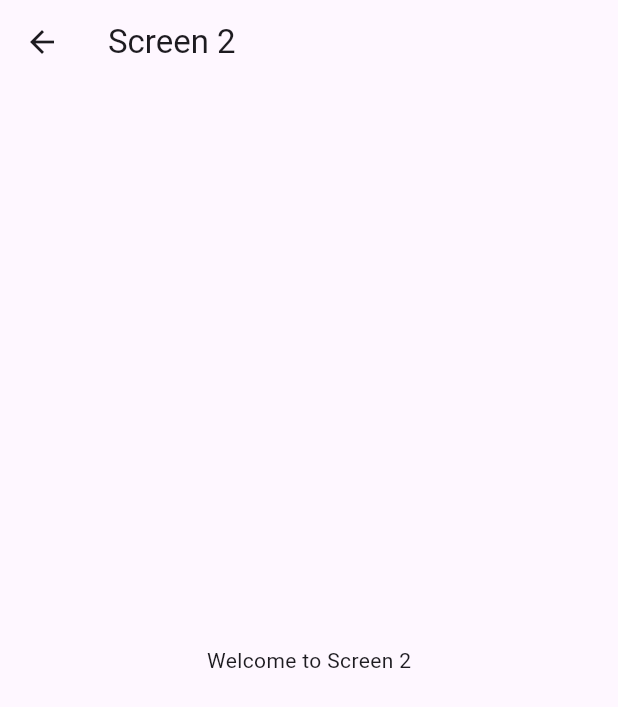
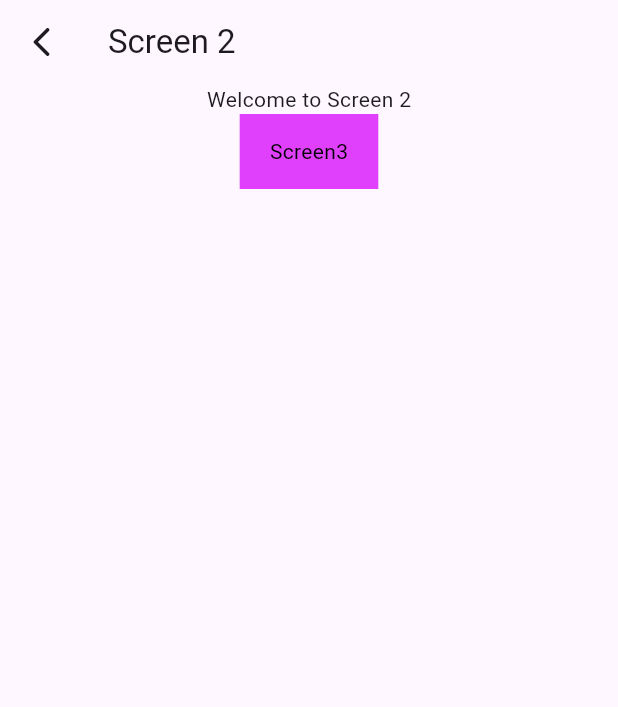
Before and after one commit to virenchB/my_flutter_package, a Flutter app: the Screen2 screen opened by its route, on a phone screen of 412 x 824 dp. Shown: the top 707 px of the screen. Run offline on Flutter 3.47's test engine with Material 3 defaults, Android fonts, the phone set to English and light mode, and no system bars.

Commit message:
update route

```diff
--- a/lib/src/screens/screen2.dart
+++ b/lib/src/screens/screen2.dart
@@ -4,8 +4,23 @@ class Screen2 extends StatelessWidget {
   @override
   Widget build(BuildContext context) {
     return Scaffold(
-      appBar: AppBar(title: Text('Screen 2')),
-      body: Center(child: Text('Welcome to Screen 2')),
+      appBar: AppBar(title: Text('Screen 2'),leading: InkWell(
+          onTap: (){
+            Navigator.pop(context);
+          },
+          child: Icon(Icons.arrow_back_ios_rounded)),),
+      body: Center(child: Column(
+        children: [
+          Text('Welcome to Screen 2'),
+          Container(
+            padding: EdgeInsets.symmetric(horizontal: 20,vertical: 15),
+            color: Colors.purpleAccent,
+            child: Text("Screen3",style: TextStyle(
+                color: Colors.black
+            ),),
+          )
+        ],
+      )),
     );
   }
 }
```
Also changed, not shown: lib/src/screens/screen1.dart (+13 -1 lines).
